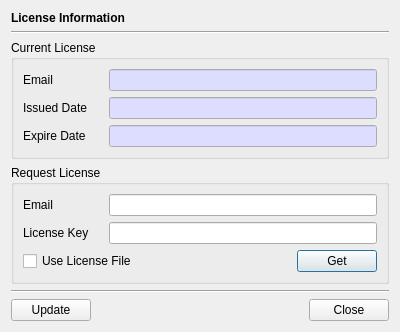
jykim74/CryptokiMan, file CryptokiMan/lcn_info_dlg.ui: the form before one commit.
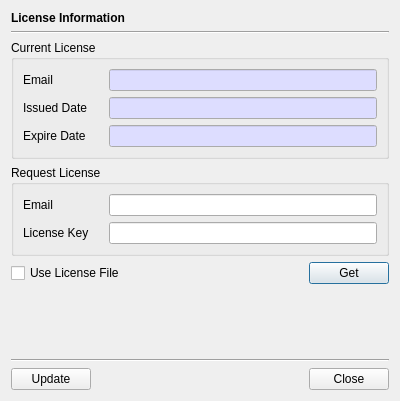
The form after the commit.

Commit message: 파일 라이선스 선택 초기 상태

Patch:
```diff
--- a/CryptokiMan/lcn_info_dlg.ui
+++ b/CryptokiMan/lcn_info_dlg.ui
@@ -7,7 +7,7 @@
     <x>0</x>
     <y>0</y>
     <width>400</width>
-    <height>313</height>
+    <height>401</height>
    </rect>
   </property>
   <property name="windowTitle">
@@ -18,7 +18,6 @@
     <widget class="QLabel" name="label">
      <property name="font">
       <font>
-       <weight>75</weight>
        <bold>true</bold>
       </font>
      </property>
@@ -221,6 +220,9 @@
         </property>
        </widget>
       </item>
+      <item row="1" column="1">
+       <widget class="QLineEdit" name="mKeyText"/>
+      </item>
       <item row="1" column="0">
        <widget class="QLabel" name="label_3">
         <property name="text">
@@ -231,34 +233,11 @@
       <item row="0" column="1">
        <widget class="QLineEdit" name="mEmailText"/>
       </item>
-      <item row="1" column="1">
-       <widget class="QLineEdit" name="mKeyText"/>
-      </item>
-      <item row="2" column="0" colspan="2">
-       <layout class="QGridLayout" name="gridLayout_2">
-        <property name="topMargin">
-         <number>0</number>
-        </property>
-        <item row="0" column="1">
-         <spacer name="horizontalSpacer_2">
-          <property name="orientation">
-           <enum>Qt::Horizontal</enum>
-          </property>
-          <property name="sizeHint" stdset="0">
-           <size>
-            <width>40</width>
-            <height>20</height>
-           </size>
-          </property>
-         </spacer>
-        </item>
-        <item row="0" column="2">
-         <widget class="QPushButton" name="mGetBtn">
-          <property name="text">
-           <string>Get</string>
-          </property>
-         </widget>
-        </item>
+     </layout>
+    </widget>
+   </item>
+   <item>
+    <layout class="QGridLayout" name="gridLayout_3">
         <item row="0" column="0">
          <widget class="QCheckBox" name="mUseFileCheck">
           <property name="text">
@@ -266,10 +245,27 @@
           </property>
          </widget>
         </item>
-       </layout>
-      </item>
-     </layout>
-    </widget>
+     <item row="0" column="2">
+      <widget class="QPushButton" name="mGetBtn">
+       <property name="text">
+        <string>Get</string>
+       </property>
+      </widget>
+     </item>
+     <item row="0" column="1">
+      <spacer name="horizontalSpacer_2">
+       <property name="orientation">
+        <enum>Qt::Horizontal</enum>
+       </property>
+       <property name="sizeHint" stdset="0">
+        <size>
+         <width>40</width>
+         <height>20</height>
+        </size>
+       </property>
+      </spacer>
+     </item>
+    </layout>
    </item>
    <item>
     <spacer name="verticalSpacer">
```
Left out of the diff: 2 changed lines with no effect on the pictures. Lines whose indentation alone changed are shown as unchanged. The commit also changes 1 other file.
